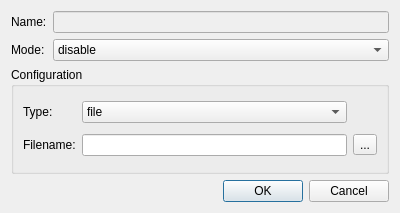
Above: src/plugindialog.ui from COVESA/dlt-viewer before the change. Below: the same form after it.
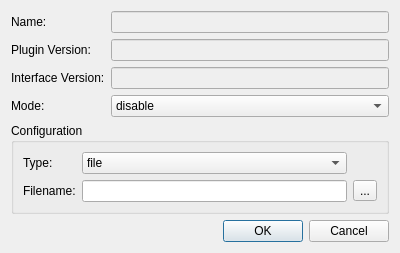
That is the form after the change. Icons and pictures are not drawn.

Commit message: [GSW-8] Version and interface check of plugins

```diff
--- a/src/plugindialog.ui
+++ b/src/plugindialog.ui
@@ -7,7 +7,7 @@
     <x>0</x>
     <y>0</y>
     <width>400</width>
-    <height>213</height>
+    <height>234</height>
    </rect>
   </property>
   <property name="windowTitle">
@@ -18,7 +18,7 @@
     <normaloff>:/icons/png/face-glasses.png</normaloff>:/icons/png/face-glasses.png</iconset>
   </property>
   <layout class="QGridLayout" name="gridLayout">
-   <item row="3" column="0" colspan="2">
+   <item row="5" column="0" colspan="2">
     <widget class="QDialogButtonBox" name="buttonBox">
      <property name="orientation">
       <enum>Qt::Horizontal</enum>
@@ -42,7 +42,7 @@
      </property>
     </widget>
    </item>
-   <item row="2" column="0" colspan="2">
+   <item row="4" column="0" colspan="2">
     <widget class="QGroupBox" name="groupBox">
      <property name="title">
       <string>Configuration</string>
@@ -89,14 +89,14 @@
      </layout>
     </widget>
    </item>
-   <item row="1" column="0">
+   <item row="3" column="0">
     <widget class="QLabel" name="label_3">
      <property name="text">
       <string>Mode:</string>
      </property>
     </widget>
    </item>
-   <item row="1" column="1">
+   <item row="3" column="1">
     <widget class="QComboBox" name="comboBoxMode">
      <item>
       <property name="text">
@@ -115,6 +115,34 @@
      </item>
     </widget>
    </item>
+   <item row="1" column="0">
+    <widget class="QLabel" name="label_5">
+     <property name="text">
+      <string>Plugin Version:</string>
+     </property>
+    </widget>
+   </item>
+   <item row="1" column="1">
+    <widget class="QLineEdit" name="lineEditPluginVersion">
+     <property name="enabled">
+      <bool>false</bool>
+     </property>
+    </widget>
+   </item>
+   <item row="2" column="0">
+    <widget class="QLabel" name="label_6">
+     <property name="text">
+      <string>Interface Version:</string>
+     </property>
+    </widget>
+   </item>
+   <item row="2" column="1">
+    <widget class="QLineEdit" name="lineEditPluginInterfaceVersion">
+     <property name="enabled">
+      <bool>false</bool>
+     </property>
+    </widget>
+   </item>
   </layout>
  </widget>
  <resources>
```
The commit also changes 17 other files.
